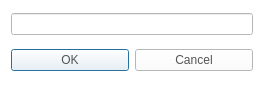
Qt form CaX/dialog/searchdialog.ui (fsest4u/CaX_03) before a commit.
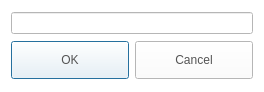
The same form after that commit. Icons and pictures are not drawn.

Patch:
```diff
--- a/CaX/dialog/searchdialog.ui
+++ b/CaX/dialog/searchdialog.ui
@@ -43,15 +43,22 @@
      <property name="minimumSize">
       <size>
        <width>0</width>
-       <height>34</height>
+       <height>0</height>
+      </size>
+     </property>
+     <property name="maximumSize">
+      <size>
+       <width>16777215</width>
+       <height>16777215</height>
       </size>
      </property>
      <property name="styleSheet">
       <string notr="true">QPushButton
 {
-  border-image: url(&quot;:/resource/audiocd-popup-btn110-ok-n.png&quot;);
-width: 110px;
-color: rgb(84, 84, 84)
+	border-image: url(&quot;:/resource/audiocd-popup-btn110-ok-n.png&quot;);
+	width: 110px;
+	height: 30px;
+	color: rgb(84, 84, 84)
 }
 
 QPushButton:hover
```
Left out of the diff: 7 changed lines with no effect on the pictures.
